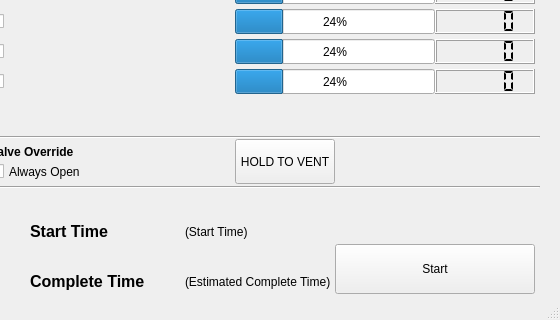
This is ValveAutomation/Valves/valveui.ui in NOAA-PMEL/EDD-CO2_ValveAutomation as Qt 5 draws it before an edit; both pictures show x 240 to 800 and y 280 to 600 of the 800 by 600 pixel window. The edited form follows.
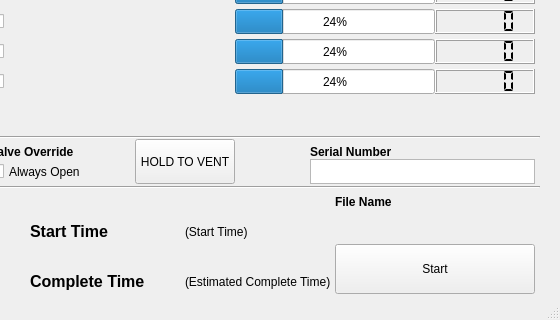
This is the edited form. Icons and pictures are not drawn.

Commit message:
Adding Log File, Serial number.
Added auto generation of log file that timestamps the current state of the valve controller.  Also added field for user entry of serial number, or some other descriptor.  Display of filename also included

```diff
--- a/ValveAutomation/Valves/valveui.ui
+++ b/ValveAutomation/Valves/valveui.ui
@@ -1215,7 +1215,7 @@
    <widget class="QPushButton" name="ventButton">
     <property name="geometry">
      <rect>
-      <x>475</x>
+      <x>375</x>
       <y>400</y>
       <width>100</width>
       <height>45</height>
@@ -1238,6 +1238,73 @@
      <string>Save Ref. Values</string>
     </property>
    </widget>
+   <widget class="QTextEdit" name="serNumText">
+    <property name="geometry">
+     <rect>
+      <x>550</x>
+      <y>420</y>
+      <width>225</width>
+      <height>25</height>
+     </rect>
+    </property>
+   </widget>
+   <widget class="QLabel" name="label_21">
+    <property name="geometry">
+     <rect>
+      <x>550</x>
+      <y>400</y>
+      <width>100</width>
+      <height>25</height>
+     </rect>
+    </property>
+    <property name="font">
+     <font>
+      <weight>75</weight>
+      <bold>true</bold>
+     </font>
+    </property>
+    <property name="text">
+     <string>Serial Number</string>
+    </property>
+   </widget>
+   <widget class="QLabel" name="label_22">
+    <property name="geometry">
+     <rect>
+      <x>575</x>
+      <y>450</y>
+      <width>100</width>
+      <height>25</height>
+     </rect>
+    </property>
+    <property name="font">
+     <font>
+      <weight>75</weight>
+      <bold>true</bold>
+     </font>
+    </property>
+    <property name="text">
+     <string>File Name</string>
+    </property>
+   </widget>
+   <widget class="QLabel" name="filenameLabel">
+    <property name="geometry">
+     <rect>
+      <x>575</x>
+      <y>470</y>
+      <width>200</width>
+      <height>25</height>
+     </rect>
+    </property>
+    <property name="font">
+     <font>
+      <weight>75</weight>
+      <bold>true</bold>
+     </font>
+    </property>
+    <property name="text">
+     <string>&lt;filename_xxx&gt;</string>
+    </property>
+   </widget>
   </widget>
   <widget class="QMenuBar" name="menubar">
    <property name="geometry">
```
The commit also changes 2 other files.
